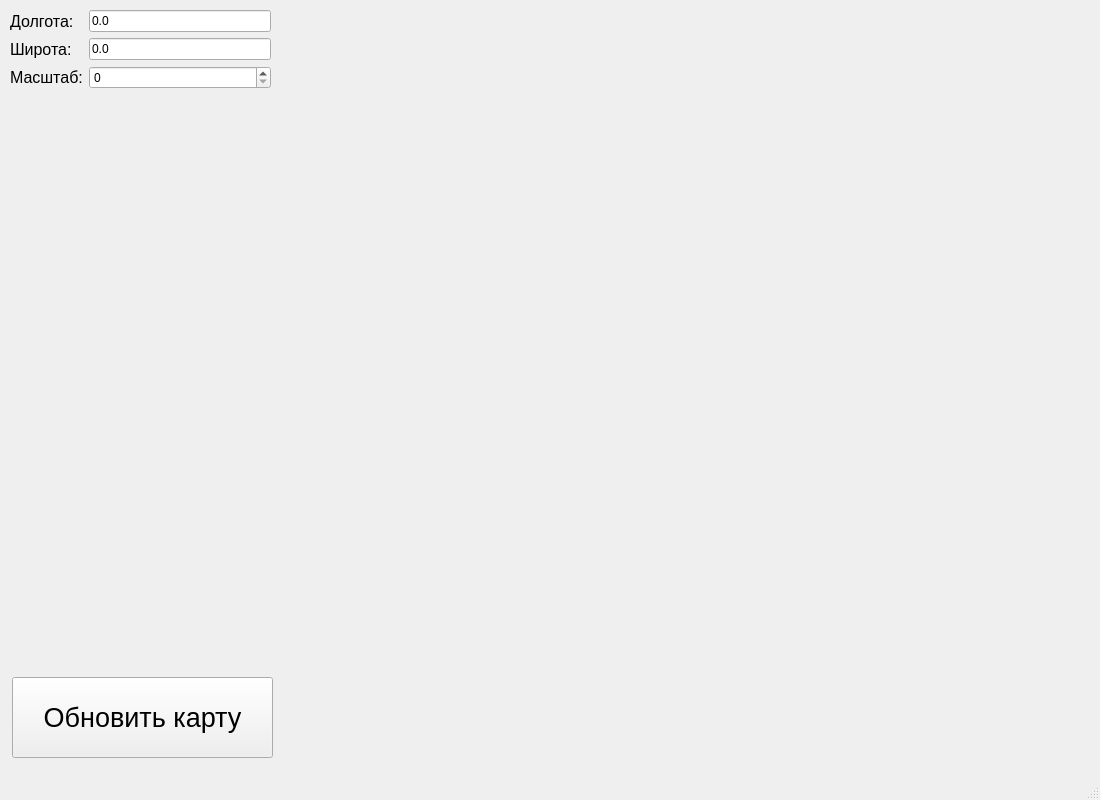
This is main.ui in Kokande/yan-team-problems-repo as Qt 5 draws it before an edit. The edited form follows.
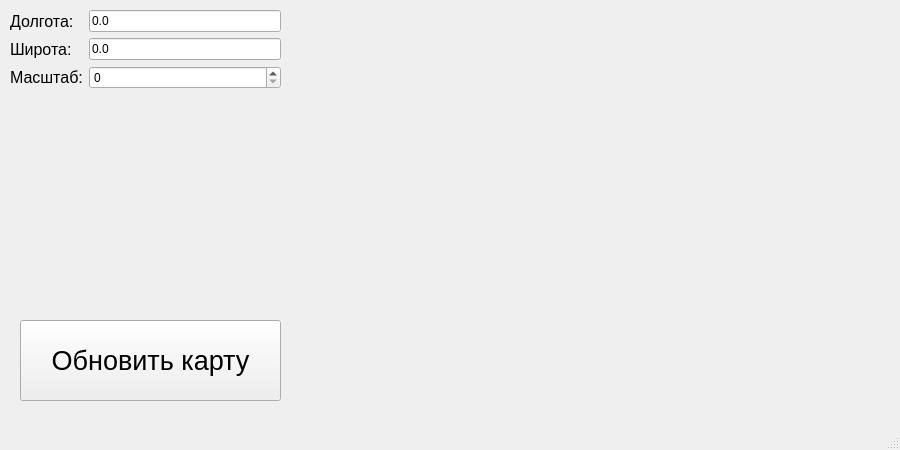
This is the edited form.

Commit message: Полностью выполненное задание №1, оболочка готова, можно разделяться

Patch:
```diff
--- a/main.ui
+++ b/main.ui
@@ -6,20 +6,20 @@
    <rect>
     <x>0</x>
     <y>0</y>
-    <width>1100</width>
-    <height>800</height>
+    <width>900</width>
+    <height>450</height>
    </rect>
   </property>
   <property name="minimumSize">
    <size>
-    <width>1100</width>
-    <height>800</height>
+    <width>900</width>
+    <height>450</height>
    </size>
   </property>
   <property name="maximumSize">
    <size>
-    <width>1100</width>
-    <height>800</height>
+    <width>900</width>
+    <height>450</height>
    </size>
   </property>
   <property name="windowTitle">
@@ -31,20 +31,20 @@
      <rect>
       <x>300</x>
       <y>0</y>
-      <width>800</width>
-      <height>800</height>
+      <width>600</width>
+      <height>450</height>
      </rect>
     </property>
     <property name="minimumSize">
      <size>
-      <width>800</width>
-      <height>800</height>
+      <width>600</width>
+      <height>450</height>
      </size>
     </property>
     <property name="maximumSize">
      <size>
-      <width>800</width>
-      <height>800</height>
+      <width>600</width>
+      <height>450</height>
      </size>
     </property>
     <property name="text">
@@ -56,8 +56,8 @@
      <rect>
       <x>10</x>
       <y>10</y>
-      <width>261</width>
-      <height>661</height>
+      <width>271</width>
+      <height>291</height>
      </rect>
     </property>
     <layout class="QFormLayout" name="formLayout">
@@ -126,8 +126,8 @@
    <widget class="QPushButton" name="update_b">
     <property name="geometry">
      <rect>
-      <x>12</x>
-      <y>677</y>
+      <x>20</x>
+      <y>320</y>
       <width>261</width>
       <height>81</height>
      </rect>
```
Left out of the diff: 6 changed lines with no effect on the pictures. The commit also changes 1 other file.
